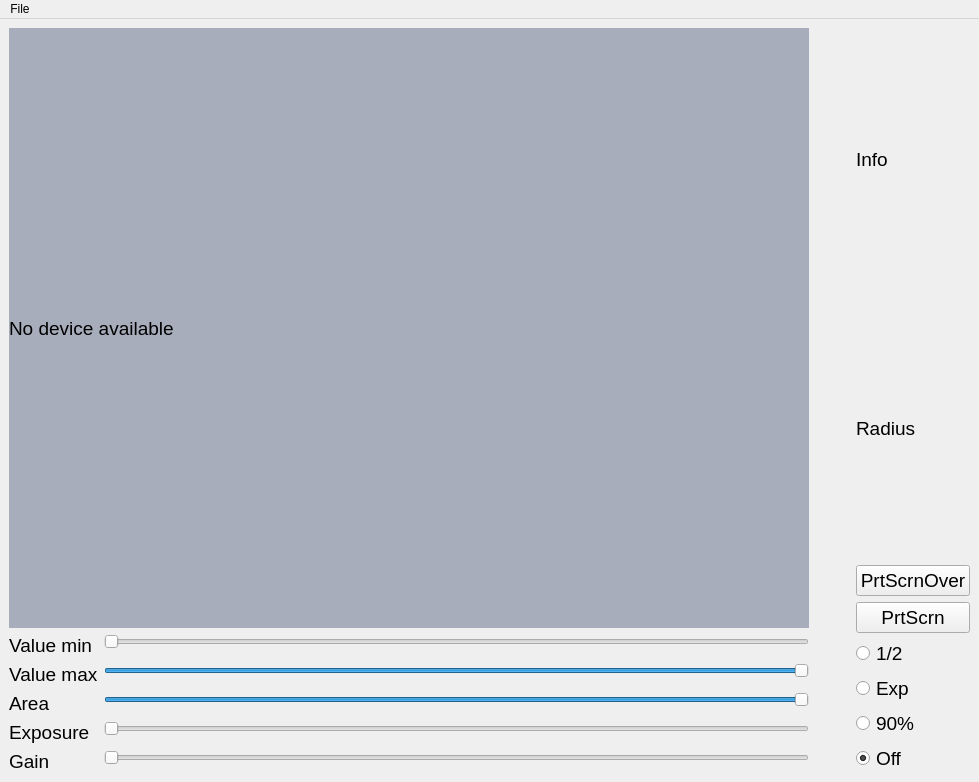
The window that app_5/ui/main.ui (Fnska/gui_apps) describes before a commit, drawn with Qt 5.
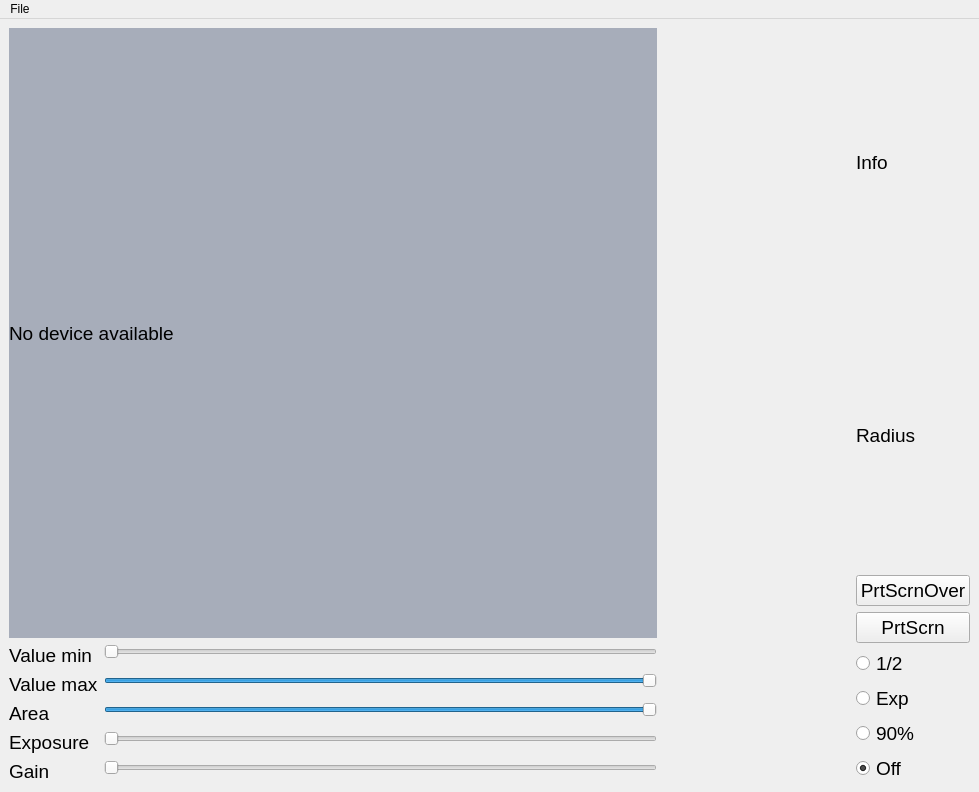
The same window after the commit.

What changed in the file:
```diff
--- a/app_5/ui/main.ui
+++ b/app_5/ui/main.ui
@@ -7,7 +7,7 @@
     <x>0</x>
     <y>0</y>
     <width>979</width>
-    <height>772</height>
+    <height>792</height>
    </rect>
   </property>
   <property name="windowTitle">
@@ -32,8 +32,14 @@
           </property>
           <property name="minimumSize">
            <size>
-            <width>800</width>
-            <height>600</height>
+            <width>648</width>
+            <height>486</height>
+           </size>
+          </property>
+          <property name="maximumSize">
+           <size>
+            <width>1296</width>
+            <height>972</height>
            </size>
           </property>
           <property name="font">
```
Left out of the diff: 2 changed lines with no effect on the pictures.
